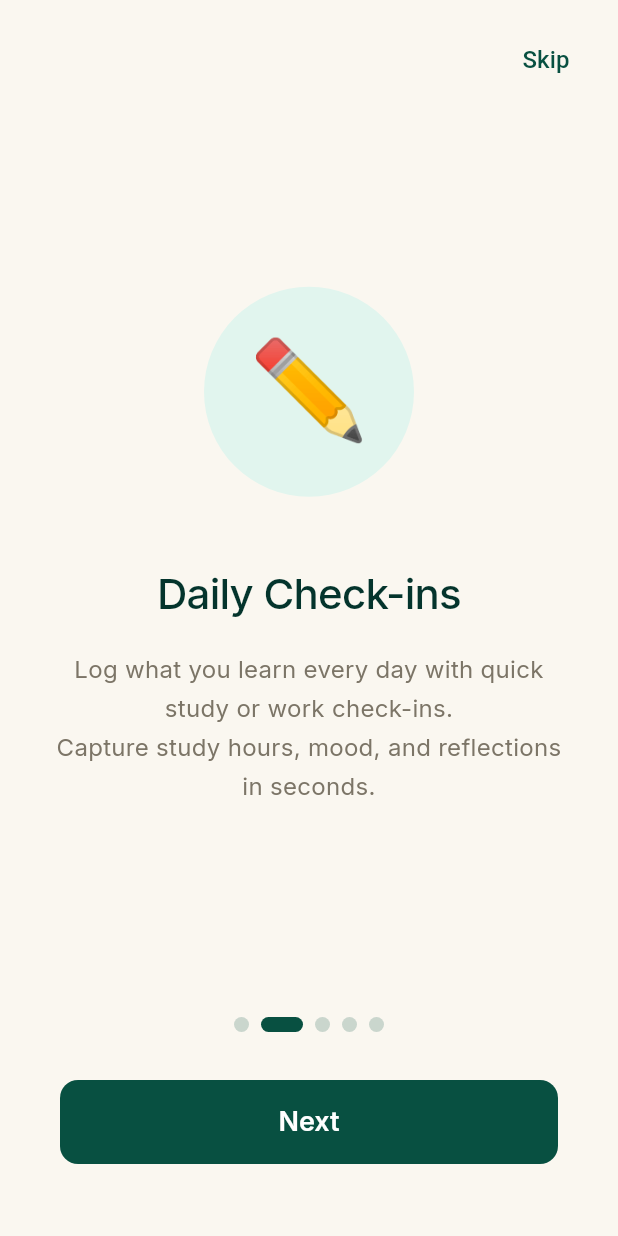
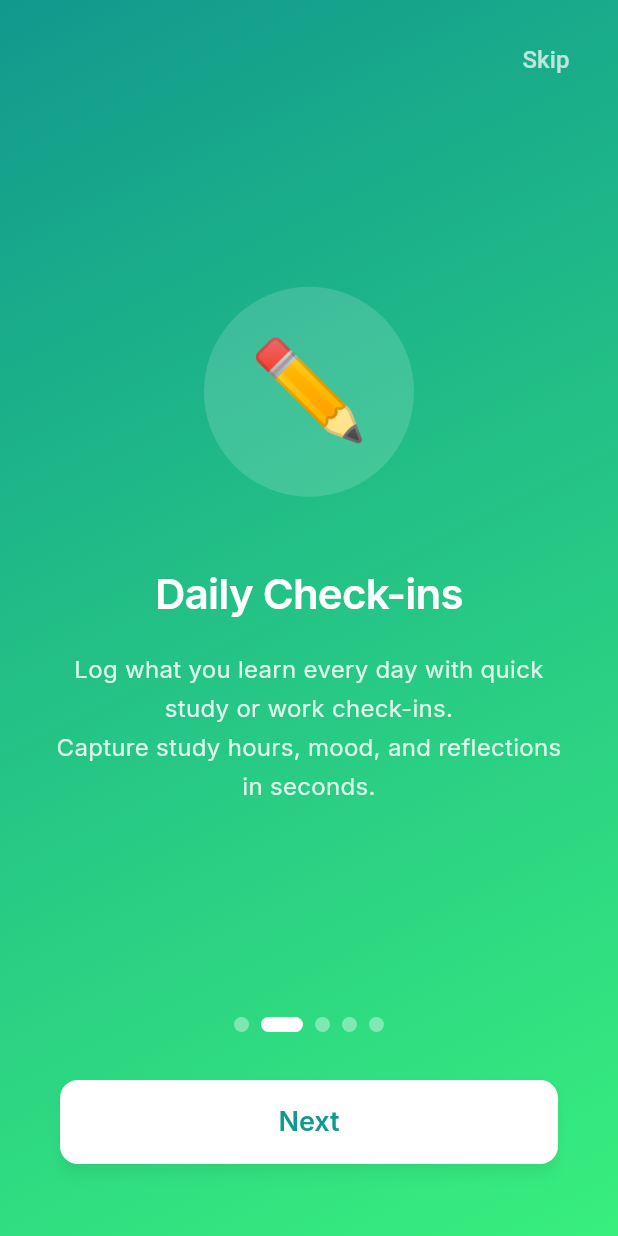
Before and after one commit to Laysons12/Grow_log, a Flutter app: the screen it shows after launch, swiped to page 2, on a phone screen of 412 x 824 dp. Run offline on Flutter 3.47's test engine with Material 3 defaults, Android fonts, the phone set to English and light mode, and no system bars; our stand-ins replace confetti, fl_chart, flutter_local_notifications, go_router, google_fonts, hive_flutter and 2 more; accounts and stored records are empty.

Commit message:
Restore custom gradient backgrounds to onboarding slideshow and add brand logo asset

```diff
--- a/lib/screens/onboarding/onboarding_slideshow.dart
+++ b/lib/screens/onboarding/onboarding_slideshow.dart
@@ -20,30 +20,35 @@ class _OnboardingSlideshowScreenState extends State<OnboardingSlideshowScreen> {
       title: 'Welcome to GrowLog!',
       description:
           'Your personal learning & growth companion.\nTrack your daily progress and build habits that stick.',
+      gradient: [Color(0xFF667eea), Color(0xFF764ba2)],
     ),
     _SlideData(
       emoji: '✏️',
       title: 'Daily Check-ins',
       description:
           'Log what you learn every day with quick study or work check-ins.\nCapture study hours, mood, and reflections in seconds.',
+      gradient: [Color(0xFF11998e), Color(0xFF38ef7d)],
     ),
     _SlideData(
       emoji: '🎯',
       title: 'Goals & Streaks',
       description:
           'Set learning goals and build streaks to stay consistent.\nWatch your streak grow as you check in daily!',
+      gradient: [Color(0xFFf093fb), Color(0xFFf5576c)],
     ),
     _SlideData(
       emoji: '📊',
       title: 'Progress Tracking',
       description:
           'Visualize your growth with charts, weekly reviews,\nand monthly summaries. See how far you\'ve come!',
+      gradient: [Color(0xFF4facfe), Color(0xFF00f2fe)],
     ),
     _SlideData(
       emoji: '👨‍👧',
       title: 'Multi-Profile Support',
       description:
           'Switch between Student & Professional modes.\nShare the device with family — each profile keeps its own data!',
+      gradient: [Color(0xFFfa709a), Color(0xFFfee140)],
     ),
   ];
 
@@ -73,12 +78,7 @@ class _OnboardingSlideshowScreenState extends State<OnboardingSlideshowScreen> {
 
   @override
   Widget build(BuildContext context) {
-    const primaryBg = Color(0xFFFAF7F0);
-    const deepTeal = Color(0xFF085041);
-    const mutedText = Color(0xFF7C7567);
-
     return Scaffold(
-      backgroundColor: primaryBg,
       body: Stack(
         children: [
           // Page View
@@ -107,7 +107,7 @@ class _OnboardingSlideshowScreenState extends State<OnboardingSlideshowScreen> {
                     ? _finishOnboarding
                     : null,
                 style: TextButton.styleFrom(
-                  foregroundColor: deepTeal,
+                  foregroundColor: Colors.white70,
                   padding: const EdgeInsets.symmetric(horizontal: 16, vertical: 8),
                 ),
                 child: const Text(
@@ -137,8 +137,8 @@ class _OnboardingSlideshowScreenState extends State<OnboardingSlideshowScreen> {
                       height: 10,
                       decoration: BoxDecoration(
                         color: _currentPage == index
-                            ? deepTeal
-                            : deepTeal.withOpacity(0.2),
+                            ? Colors.white
+                            : Colors.white38,
                         borderRadius: BorderRadius.circular(5),
                       ),
                     ),
@@ -155,9 +155,10 @@ class _OnboardingSlideshowScreenState extends State<OnboardingSlideshowScreen> {
                     child: ElevatedButton(
                       onPressed: _nextPage,
                       style: ElevatedButton.styleFrom(
-                        backgroundColor: deepTeal,
-                        foregroundColor: Colors.white,
-                        elevation: 0,
+                        backgroundColor: Colors.white,
+                        foregroundColor: _slides[_currentPage].gradient[0],
+                        elevation: 4,
+                        shadowColor: Colors.black26,
                         shape: RoundedRectangleBorder(
                           borderRadius: BorderRadius.circular(12),
                         ),
@@ -183,13 +184,14 @@ class _OnboardingSlideshowScreenState extends State<OnboardingSlideshowScreen> {
   }
 
   Widget _buildSlide(_SlideData slide) {
-    const primaryBg = Color(0xFFFAF7F0);
-    const lightTeal = Color(0xFFE1F5EE);
-    const darkText = Color(0xFF04342C);
-    const mutedText = Color(0xFF7C7567);
-
     return Container(
-      color: primaryBg,
+      decoration: BoxDecoration(
+        gradient: LinearGradient(
+          begin: Alignment.topLeft,
+          end: Alignment.bottomRight,
+          colors: slide.gradient,
+        ),
+      ),
       child: SafeArea(
         child: Padding(
           padding: const EdgeInsets.symmetric(horizontal: 32),
@@ -198,13 +200,13 @@ class _OnboardingSlideshowScreenState extends State<OnboardingSlideshowScreen> {
             children: [
               const Spacer(flex: 2),
 
-              // Emoji icon or logo image with clean light teal container
+              // Emoji icon or logo image with clean light container
               Container(
                 width: 140,
                 height: 140,
-                decoration: const BoxDecoration(
+                decoration: BoxDecoration(
                   shape: BoxShape.circle,
-                  color: lightTeal,
+                  color: Colors.white.withOpacity(0.15),
                 ),
                 child: ClipRRect(
                   borderRadius: BorderRadius.circular(70),
@@ -231,8 +233,8 @@ class _OnboardingSlideshowScreenState extends State<OnboardingSlideshowScreen> {
                 textAlign: TextAlign.center,
                 style: const TextStyle(
                   fontSize: 28,
-                  fontWeight: FontWeight.w500, // medium weight
-                  color: darkText,
+                  fontWeight: FontWeight.w600,
+                  color: Colors.white,
                   letterSpacing: -0.5,
                   height: 1.2,
                 ),
@@ -243,9 +245,9 @@ class _OnboardingSlideshowScreenState extends State<OnboardingSlideshowScreen> {
               Text(
                 slide.description,
                 textAlign: TextAlign.center,
-                style: const TextStyle(
+                style: TextStyle(
                   fontSize: 16,
-                  color: mutedText,
+                  color: Colors.white.withOpacity(0.85),
                   height: 1.6,
                   letterSpacing: 0.2,
                 ),
@@ -265,11 +267,13 @@ class _SlideData {
   final String? imagePath;
   final String title;
   final String description;
+  final List<Color> gradient;
 
   const _SlideData({
     required this.emoji,
     this.imagePath,
     required this.title,
     required this.description,
+    required this.gradient,
   });
 }
```
Also changed, not shown: assets/images/app_logo.png, 5 other files.
